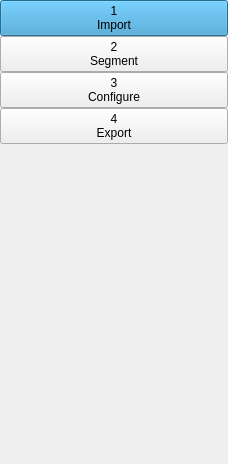
Before: the Qt Designer form Plugins/my.organprint.views.stepselector/src/internal/StepSelectorControls.ui in simedcn/mitkapps, drawn with Qt 5.
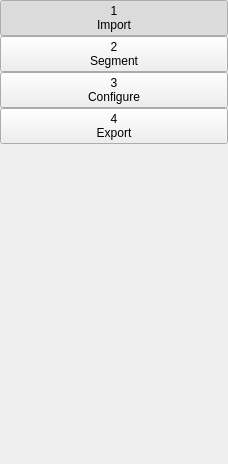
After: the same form once the commit is applied.

Diff of the .ui file:
```diff
--- a/Plugins/my.organprint.views.stepselector/src/internal/StepSelectorControls.ui
+++ b/Plugins/my.organprint.views.stepselector/src/internal/StepSelectorControls.ui
@@ -35,12 +35,18 @@
    <item>
     <widget class="QPushButton" name="pushButton_1">
      <property name="styleSheet">
-      <string notr="true">background-color: #3399cc</string>
+      <string notr="true"/>
      </property>
      <property name="text">
       <string>1
 Import</string>
      </property>
+     <property name="checkable">
+      <bool>true</bool>
+     </property>
+     <property name="checked">
+      <bool>true</bool>
+     </property>
     </widget>
    </item>
    <item>
```
Left out of the diff: 13 changed lines with no effect on the pictures.
